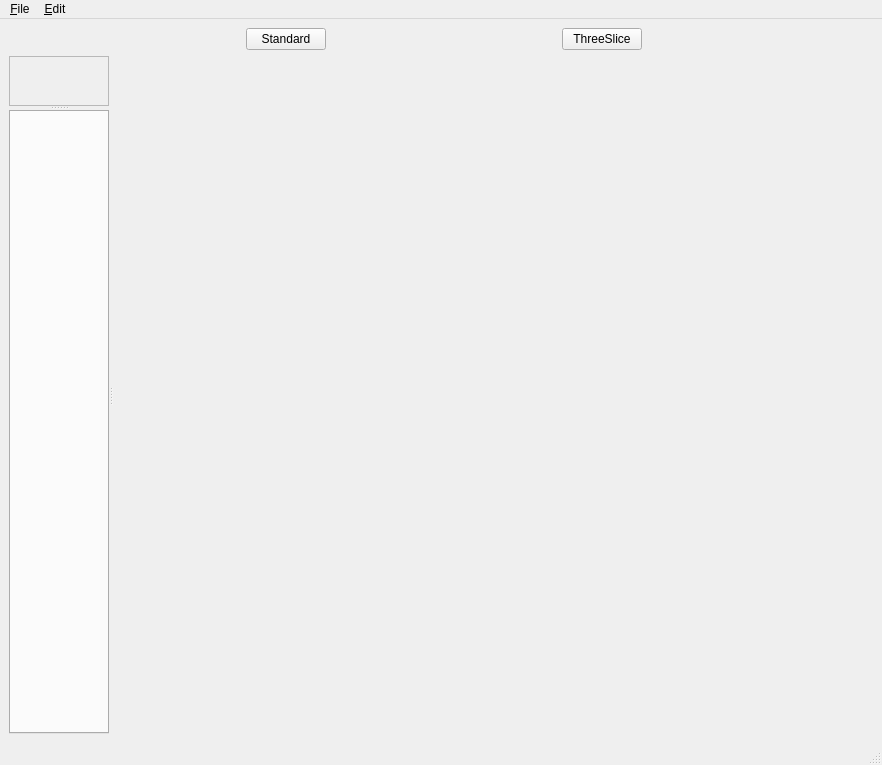
Above: ui/mpmainwindow.ui from mareuter/PVMockupGui before the change. Below: the same form after it.
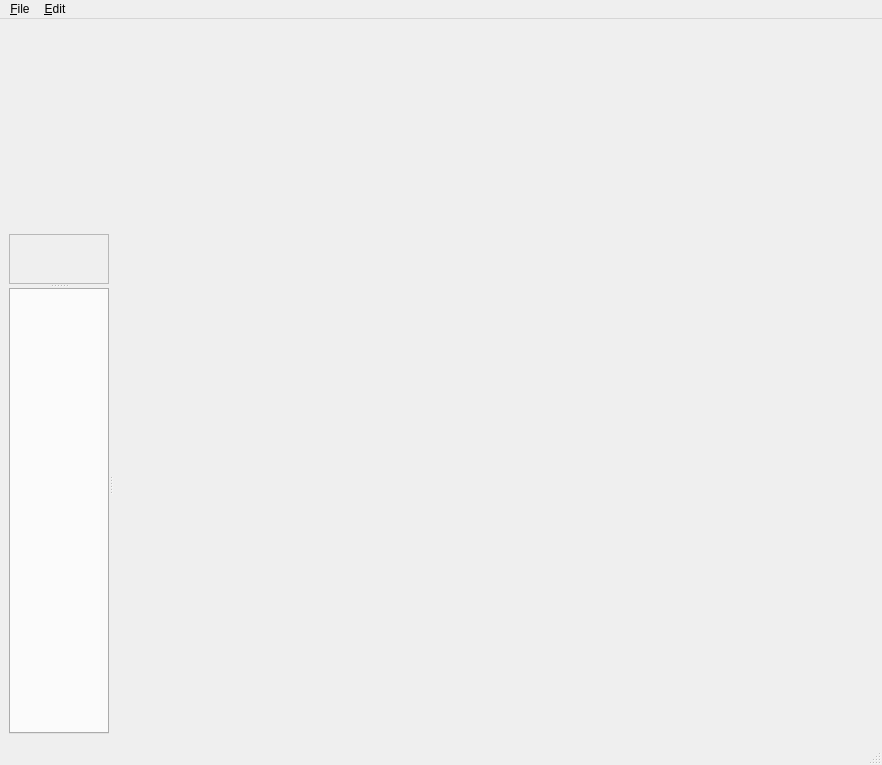
That is the form after the change. Custom widgets are drawn as their Qt base class.

Commit message: Moving mode buttons to their own widget.

```diff
--- a/ui/mpmainwindow.ui
+++ b/ui/mpmainwindow.ui
@@ -14,11 +14,8 @@
    <string>Mantid ParaView GUI Mockup</string>
   </property>
   <widget class="QWidget" name="centralwidget">
-   <layout class="QGridLayout" name="gridLayout">
-    <item row="0" column="0">
-     <widget class="TimeControlWidget" name="timeControlWidget" native="true"/>
-    </item>
-    <item row="0" column="1">
+   <layout class="QVBoxLayout" name="verticalLayout">
+    <item>
      <layout class="QHBoxLayout" name="horizontalLayout">
       <item>
        <spacer name="horizontalSpacer">
@@ -34,11 +31,7 @@
        </spacer>
       </item>
       <item>
-       <widget class="QPushButton" name="standardViewButton">
-        <property name="text">
-         <string>Standard</string>
-        </property>
-       </widget>
+       <widget class="TimeControlWidget" name="timeControlWidget" native="true"/>
       </item>
       <item>
        <spacer name="horizontalSpacer_2">
@@ -54,11 +47,7 @@
        </spacer>
       </item>
       <item>
-       <widget class="QPushButton" name="threeSliceViewButton">
-        <property name="text">
-         <string>ThreeSlice</string>
-        </property>
-       </widget>
+       <widget class="ModeControlWidget" name="modeControlWidget" native="true"/>
       </item>
       <item>
        <spacer name="horizontalSpacer_3">
@@ -75,7 +64,7 @@
       </item>
      </layout>
     </item>
-    <item row="1" column="0" colspan="2">
+    <item>
      <widget class="QSplitter" name="splitter_2">
       <property name="orientation">
        <enum>Qt::Horizontal</enum>
@@ -212,6 +201,12 @@
    <header>timecontrolwidget.h</header>
    <container>1</container>
   </customwidget>
+  <customwidget>
+   <class>ModeControlWidget</class>
+   <extends>QWidget</extends>
+   <header>modecontrolwidget.h</header>
+   <container>1</container>
+  </customwidget>
  </customwidgets>
  <resources/>
  <connections>
```
The commit also changes 6 other files.
